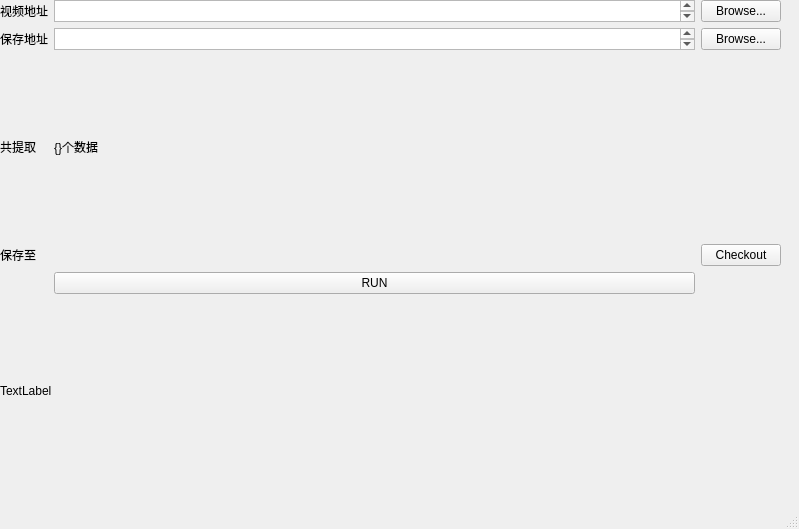
Before: the Qt Designer form View/ui_main.ui in leonardozcm/OCR-digital-GUI, drawn with Qt 5.
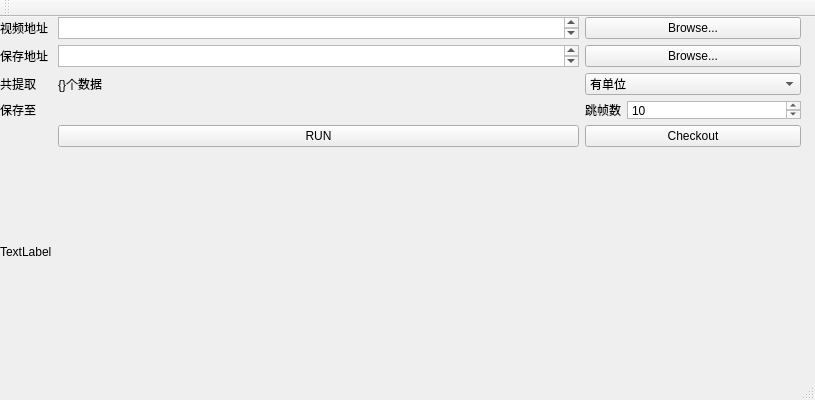
After: the same form once the commit is applied.

Diff of the .ui file:
```diff
--- a/View/ui_main.ui
+++ b/View/ui_main.ui
@@ -6,8 +6,8 @@
    <rect>
     <x>0</x>
     <y>0</y>
-    <width>799</width>
-    <height>529</height>
+    <width>815</width>
+    <height>400</height>
    </rect>
   </property>
   <property name="windowTitle">
@@ -19,11 +19,18 @@
      <rect>
       <x>0</x>
       <y>0</y>
-      <width>781</width>
-      <height>481</height>
+      <width>801</width>
+      <height>333</height>
      </rect>
     </property>
-    <layout class="QGridLayout" name="gridLayout" rowstretch="1,0,0,0,0,0">
+    <layout class="QGridLayout" name="gridLayout" rowstretch="1,1,1,1,1,20" columnstretch="3,30,1,10">
+     <item row="3" column="2">
+      <widget class="QLabel" name="label_4">
+       <property name="text">
+        <string>跳帧数</string>
+       </property>
+      </widget>
+     </item>
      <item row="0" column="0">
       <widget class="QLabel" name="label">
        <property name="text">
@@ -41,13 +48,6 @@
        </property>
       </widget>
      </item>
-     <item row="0" column="2">
-      <widget class="QPushButton" name="video_pushButton">
-       <property name="text">
-        <string>Browse...</string>
-       </property>
-      </widget>
-     </item>
      <item row="1" column="0">
       <widget class="QLabel" name="label_2">
        <property name="text">
@@ -85,13 +85,6 @@
        </property>
       </widget>
      </item>
-     <item row="1" column="2">
-      <widget class="QPushButton" name="savepath_pushButton">
-       <property name="text">
-        <string>Browse...</string>
-       </property>
-      </widget>
-     </item>
      <item row="3" column="0" colspan="2">
       <widget class="QLabel" name="saved2path">
        <property name="text">
@@ -106,14 +99,59 @@
        </property>
       </widget>
      </item>
-     <item row="3" column="2">
+     <item row="3" column="3">
+      <widget class="QTextBrowser" name="skipped_browser">
+       <property name="sizePolicy">
+        <sizepolicy hsizetype="Expanding" vsizetype="Ignored">
+         <horstretch>0</horstretch>
+         <verstretch>0</verstretch>
+        </sizepolicy>
+       </property>
+       <property name="html">
+        <string>&lt;!DOCTYPE HTML PUBLIC &quot;-//W3C//DTD HTML 4.0//EN&quot; &quot;http://www.w3.org/TR/REC-html40/strict.dtd&quot;&gt;
+&lt;html&gt;&lt;head&gt;&lt;meta name=&quot;qrichtext&quot; content=&quot;1&quot; /&gt;&lt;style type=&quot;text/css&quot;&gt;
+p, li { white-space: pre-wrap; }
+&lt;/style&gt;&lt;/head&gt;&lt;body style=&quot; font-family:'Sans Serif'; font-size:9pt; font-weight:400; font-style:normal;&quot;&gt;
+&lt;p style=&quot; margin-top:0px; margin-bottom:0px; margin-left:0px; margin-right:0px; -qt-block-indent:0; text-indent:0px;&quot;&gt;10&lt;/p&gt;&lt;/body&gt;&lt;/html&gt;</string>
+       </property>
+      </widget>
+     </item>
+     <item row="0" column="2" colspan="2">
+      <widget class="QPushButton" name="video_pushButton">
+       <property name="text">
+        <string>Browse...</string>
+       </property>
+      </widget>
+     </item>
+     <item row="1" column="2" colspan="2">
+      <widget class="QPushButton" name="savepath_pushButton">
+       <property name="text">
+        <string>Browse...</string>
+       </property>
+      </widget>
+     </item>
+     <item row="2" column="2" colspan="2">
+      <widget class="QComboBox" name="unit_comboBox">
+       <item>
+        <property name="text">
+         <string>有单位</string>
+        </property>
+       </item>
+       <item>
+        <property name="text">
+         <string>无单位</string>
+        </property>
+       </item>
+      </widget>
+     </item>
+     <item row="4" column="2" colspan="2">
       <widget class="QPushButton" name="checkout_pushButton">
        <property name="text">
         <string>Checkout</string>
        </property>
       </widget>
      </item>
-     <item row="5" column="0" colspan="3">
+     <item row="5" column="0" colspan="4">
       <widget class="QLabel" name="log_field">
        <property name="text">
         <string>TextLabel</string>
@@ -134,6 +172,17 @@
    </property>
   </widget>
   <widget class="QStatusBar" name="statusbar"/>
+  <widget class="QToolBar" name="toolBar">
+   <property name="windowTitle">
+    <string>toolBar</string>
+   </property>
+   <attribute name="toolBarArea">
+    <enum>TopToolBarArea</enum>
+   </attribute>
+   <attribute name="toolBarBreak">
+    <bool>false</bool>
+   </attribute>
+  </widget>
  </widget>
  <resources/>
  <connections/>
```
Left out of the diff: 2 changed lines with no effect on the pictures.
